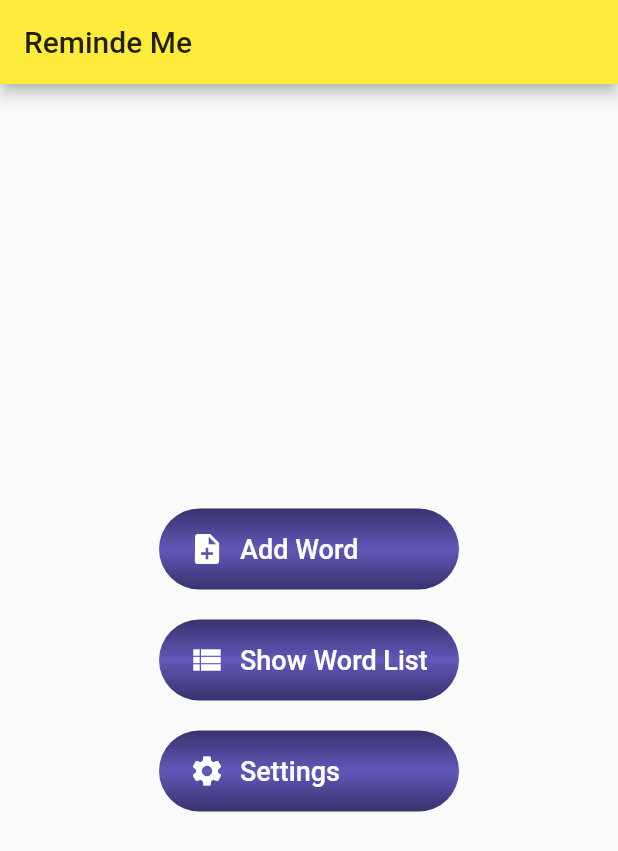
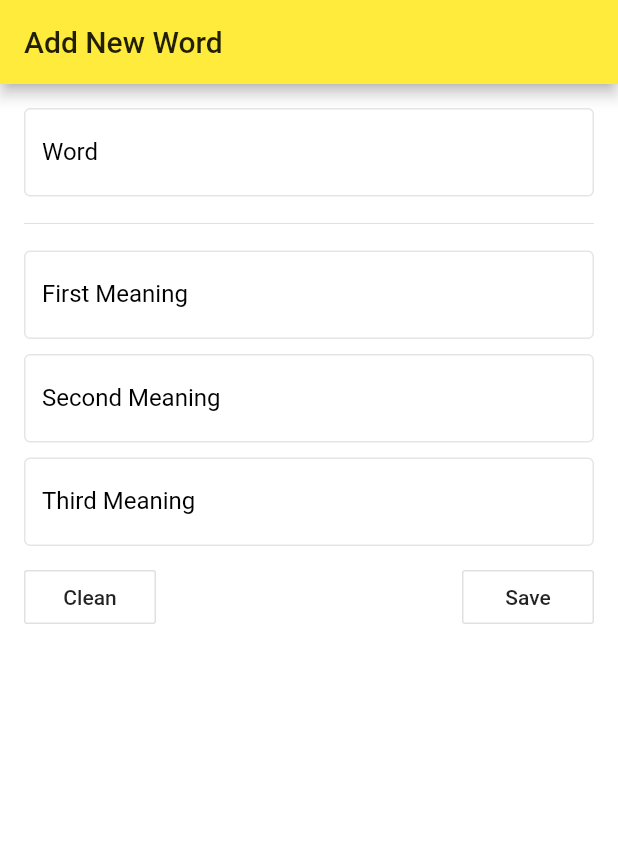
Before and after one commit to yusufeyisan/remind_me, a Flutter app: the screen it shows after launch, on a phone screen of 412 x 824 dp. Shown: the top 851 px of the screen. Run offline on Flutter 3.47's test engine with Material 2 defaults, Android fonts, the phone set to English and light mode, and no system bars.

Commit message:
create add word page

```diff
--- a/lib/main.dart
+++ b/lib/main.dart
@@ -1,17 +1,43 @@
 import 'package:flutter/material.dart';
 import './screens/home.dart';
+import './screens/add_word.dart';
 
 void main() => runApp(RemindMe());
 
 class RemindMe extends StatelessWidget {
+
   // This widget is the root of your application.
   @override
   Widget build(BuildContext context) {
     return MaterialApp(
       title: 'Remind Me',
-      theme: ThemeData(
-          primarySwatch: Colors.yellow),
-      home: HomePage(title: 'Flutter Demo Home Page'),
+      theme: themeData,
+      home: AddWordPage(),
     );
   }
+
+  final ThemeData themeData = ThemeData(
+        brightness: Brightness.light,
+        primaryColor: Colors.yellow,
+        accentColor: Colors.white,
+        scaffoldBackgroundColor: Colors.white,
+        textSelectionHandleColor: Colors.black,
+        textSelectionColor: Colors.black12,
+        cursorColor: Colors.black,
+        toggleableActiveColor: Colors.black,
+        inputDecorationTheme: InputDecorationTheme(
+          border: const OutlineInputBorder(
+            borderSide: BorderSide(color: Colors.black),
+          ),
+          enabledBorder: OutlineInputBorder(
+            borderSide: BorderSide(color: Colors.black.withOpacity(0.1)),
+          ),
+          focusedBorder: const OutlineInputBorder(
+            borderSide: BorderSide(color: Colors.black),
+          ),
+          labelStyle: const TextStyle(
+            color: Colors.black,
+          ),
+        ),
+      );
 }
--- /dev/null
+++ b/lib/screens/add_word.dart
@@ -0,0 +1,146 @@
+import 'package:flutter/material.dart';
+
+class AddWordPage extends StatefulWidget {
+  @override
+  _AddWordPageState createState() => _AddWordPageState();
+}
+
+class _AddWordPageState extends State<AddWordPage> {
+  @override
+  Widget build(BuildContext context) {
+    return Scaffold(
+        appBar: AppBar(
+          title: Text("Add New Word"),
+        ),
+        body: SingleChildScrollView(
+          child: Padding(
+            padding: EdgeInsets.fromLTRB(16.0, 16.0, 16.0, 8.0),
+            child: RegisterForm(),
+          ),
+        ));
+  }
+}
+
+class RegisterForm extends StatefulWidget {
+  const RegisterForm({Key key}) : super(key: key);
+
+  @override
+  _RegisterFormState createState() => _RegisterFormState();
+}
+
+class _RegisterFormState extends State<RegisterForm> {
+  final GlobalKey<FormState> _formKey = GlobalKey<FormState>();
+  static final validCharacters = RegExp(r'^[a-zA-Z0-9ğüşöçİĞÜŞÖÇ]+$');
+  String _word = "";
+  String _first = "";
+  String _second = "";
+  String _third = "";
+
+  var _textController = TextEditingController();
+
+  updateFields({w: "", f: "", s: "", t: ""}) {
+    setState(() {
+      _word = w;
+      _first = f;
+      _second = s;
+      _third = t;
+    });
+  }
+
+  resetFields() {
+    updateFields();
+    _formKey.currentState.reset();
+  }
+
+  @override
+  Widget build(BuildContext context) {
+    return Form(
+      key: _formKey,
+      child: Column(
+        crossAxisAlignment: CrossAxisAlignment.start,
+        children: <Widget>[
+          TextFormField(
+            decoration: const InputDecoration(
+              labelText: 'Word',
+            ),
+            validator: (String value) {
+              if (value.trim().isEmpty) {
+                return 'Word is required';
+              } else if (!validCharacters.hasMatch(value.trim())) {
+                return "Invalid characters";
+              }
+              updateFields(w: value, f: _first, s: _second, t: _third);
+            },
+          ),
+          const SizedBox(height: 10.0),
+          Divider(),
+          const SizedBox(height: 10.0),
+          TextFormField(
+              decoration: const InputDecoration(
+                labelText: 'First Meaning',
+              ),
+              validator: (String value) {
+                if (value.trim().isEmpty) {
+                  return 'First mean is required';
+                } else if (!validCharacters.hasMatch(value.trim())) {
+                  return "Invalid characters";
+                }
+                updateFields(w: _word, f: value, s: _second, t: _third);
+              }),
+          const SizedBox(height: 10.0),
+          TextFormField(
+            decoration: const InputDecoration(
+              labelText: 'Second Meaning',
+            ),
+            validator: (String value) {
+              if (value.trim().isNotEmpty &&
+                  !validCharacters.hasMatch(value.trim())) {
+                return 'Invalid caracters';
+              }
+              updateFields(w: _word, f: _first, s: value, t: _third);
+            },
+          ),
+          const SizedBox(height: 10.0),
+          TextFormField(
+            decoration: const InputDecoration(
+              labelText: 'Third Meaning',
+            ),
+            validator: (String value) {
+              if (value.trim().isNotEmpty &&
+                  !validCharacters.hasMatch(value.trim())) {
+                return 'Third meaning is required';
+              }
+              updateFields(w: _word, f: _first, s: _second, t: value);
+            },
+          ),
+          const SizedBox(height: 10.0),
+          Row(
+            children: <Widget>[
+              OutlineButton(
+                highlightedBorderColor: Colors.red,
+                onPressed: () {
+                  resetFields();
+                },
+                child: const Text('Clean'),
+              ),
+              const Spacer(),
+              OutlineButton(
+                highlightedBorderColor: Colors.green,
+                onPressed: _submittable() ? _submit : null,
+                child: const Text('Save'),
+              ),
+            ],
+          ),
+        ],
+      ),
+    );
+  }
+
+  bool _submittable() {
+    return true;
+  }
+
+  void _submit() {
+    _formKey.currentState.validate();
+  }
+}
--- a/lib/screens/home.dart
+++ b/lib/screens/home.dart
@@ -11,9 +11,6 @@ class HomePage extends StatefulWidget {
 }
 
 class _HomePageState extends State<HomePage> {
-  int _counter = 0;
-  String buttonName = "hello";
-
   @override
   Widget build(BuildContext context) {
     return Scaffold(
@@ -25,17 +22,16 @@ class _HomePageState extends State<HomePage> {
           mainAxisAlignment: MainAxisAlignment.center,
           children: <Widget>[
             new RaisedMenuButton(
-                buttonIcon: Icon(Icons.note_add),
+                buttonIcon: Icon(Icons.playlist_add),
                 buttonName: "Add Word",
                 pressButton: () {
                   print("add word");
-
                 }),
             Container(
               height: 20,
             ),
             new RaisedMenuButton(
-                buttonIcon: Icon(Icons.view_list),
+                buttonIcon: Icon(Icons.menu),
                 buttonName: "Show Word List",
                 pressButton: () {
                   print("show word list");
```
